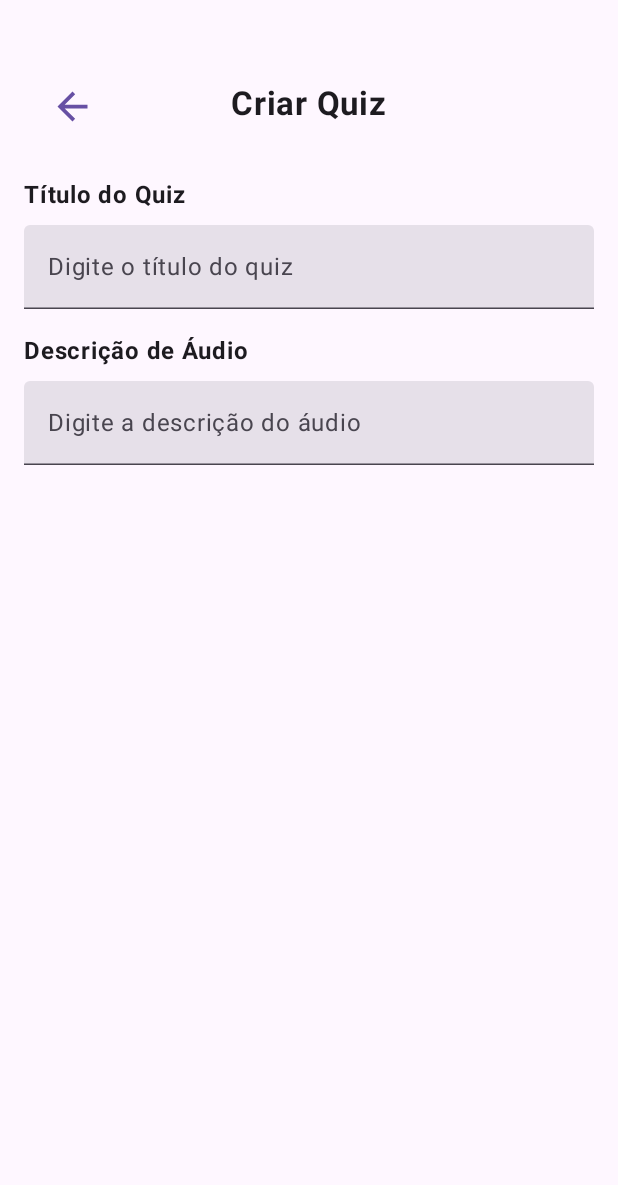
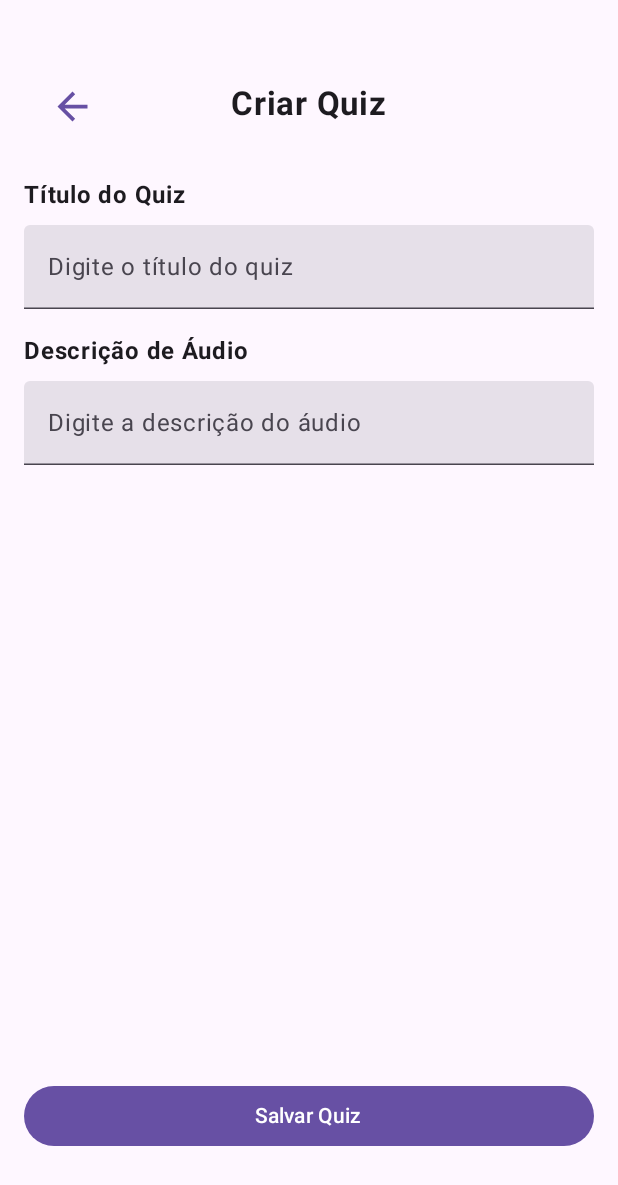
Before and after one commit to LKaio16/arte-em-foco-unifor, an Android app built with Jetpack Compose: the QuizAddAdminScreen screen opened through its navigation route, on a phone screen of 412 x 824 dp. Shown: the top 1185 px of the screen. Run offline under Robolectric (Android 15) with nearby library versions, the phone set to English and light mode, and no system bars; our stand-ins replace Dagger/Hilt's generated code, Firebase (no records; nobody signed in at launch, a user with empty details on screens opened directly), Picasso; pictures from the network do not load.

Commit message:
Ajustes inputs

```diff
--- a/app/src/main/java/com/example/arteemfoco/screens/admin/QuizAddAdmin.kt
+++ b/app/src/main/java/com/example/arteemfoco/screens/admin/QuizAddAdmin.kt
@@ -23,7 +23,6 @@ import com.google.firebase.firestore.FirebaseFirestore
 @Composable
 fun QuizAddAdminScreen(navController: NavController) {
     var title by remember { mutableStateOf("") }
-    var description by remember { mutableStateOf("") }
     var audioDescription by remember { mutableStateOf("") }
 
     Column(
@@ -47,7 +46,6 @@ fun QuizAddAdminScreen(navController: NavController) {
                     .size(30.dp)
             )
 
-            // Título
             Text(
                 text = "Criar Quiz",
                 fontSize = 22.sp,
@@ -64,7 +62,7 @@ fun QuizAddAdminScreen(navController: NavController) {
         // Conteúdo rolável
         Column(
             modifier = Modifier
-                .fillMaxSize()
+                .weight(1f) // Ocupa o espaço restante
                 .verticalScroll(rememberScrollState())
                 .padding(horizontal = 16.dp)
         ) {
@@ -85,7 +83,7 @@ fun QuizAddAdminScreen(navController: NavController) {
 
             Spacer(modifier = Modifier.height(16.dp))
 
-            // Descrição do Quiz
+            // Descrição de Áudio
             Text(
                 text = "Descrição de Áudio",
                 fontSize = 16.sp,
@@ -101,13 +99,12 @@ fun QuizAddAdminScreen(navController: NavController) {
             )
         }
 
-        Spacer(modifier = Modifier.height(16.dp))
-
-        // Botão de "Salvar Quiz" fixo
+        // Botão de "Salvar Quiz"
         Box(
             modifier = Modifier
                 .fillMaxWidth()
                 .padding(16.dp)
+                .padding(bottom = 40.dp)
         ) {
             Button(
                 onClick = {
@@ -136,6 +133,7 @@ fun QuizAddAdminScreen(navController: NavController) {
     }
 }
 
+
 @Preview(showBackground = true)
 @Composable
 fun QuizAddAdminScreenPreview() {
--- a/app/src/main/java/com/example/arteemfoco/screens/admin/QuizAddPerguntaAdmin.kt
+++ b/app/src/main/java/com/example/arteemfoco/screens/admin/QuizAddPerguntaAdmin.kt
@@ -56,7 +56,6 @@ fun QuizAddPerguntaAdminScreen(navController: NavController, quizId: String) {
                     .size(30.dp)
             )
 
-            // Título
             Text(
                 text = "Adicionar Pergunta",
                 fontSize = 22.sp,
@@ -73,7 +72,7 @@ fun QuizAddPerguntaAdminScreen(navController: NavController, quizId: String) {
         // Conteúdo rolável
         Column(
             modifier = Modifier
-                .fillMaxSize()
+                .weight(1f) // Ocupa o espaço restante
                 .verticalScroll(rememberScrollState())
                 .padding(horizontal = 16.dp)
         ) {
@@ -162,8 +161,6 @@ fun QuizAddPerguntaAdminScreen(navController: NavController, quizId: String) {
             }
         }
 
-        Spacer(modifier = Modifier.height(16.dp))
-
         // Botão de "Salvar Pergunta" fixo
         Box(
             modifier = Modifier
@@ -198,6 +195,7 @@ fun QuizAddPerguntaAdminScreen(navController: NavController, quizId: String) {
     }
 }
 
+
 @Preview(showBackground = true)
 @Composable
 fun QuizAddPerguntaAdminScreenPreview() {
--- a/app/src/main/java/com/example/arteemfoco/screens/quiz/Quiz.kt
+++ b/app/src/main/java/com/example/arteemfoco/screens/quiz/Quiz.kt
@@ -119,7 +119,7 @@ fun QuizScreen(navController: NavController, quizViewModel: QuizViewModel, quizI
                             .height(48.dp)
                             .clip(RoundedCornerShape(10.dp))
                     ) {
-                        Text("Ouvir Pergunta", fontSize = 16.sp)
+                        Text("Ouvir Pergunta", fontSize = 16.sp, color = MaterialTheme.colorScheme.onPrimary)
                     }
                 }
             }
```
